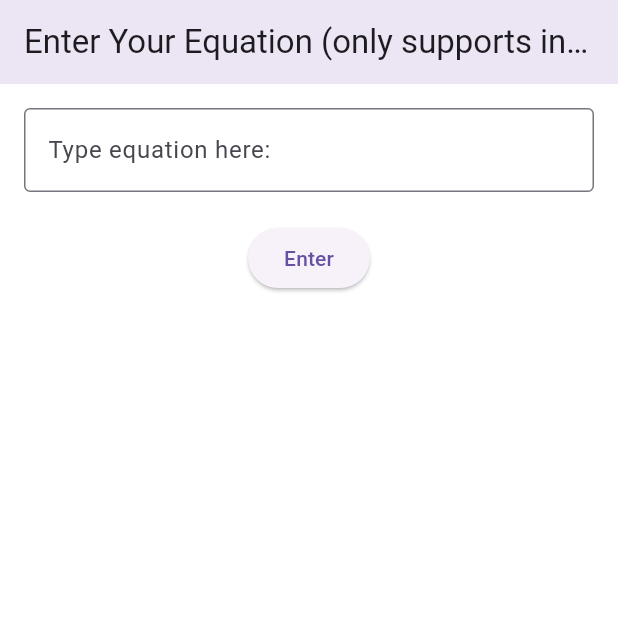
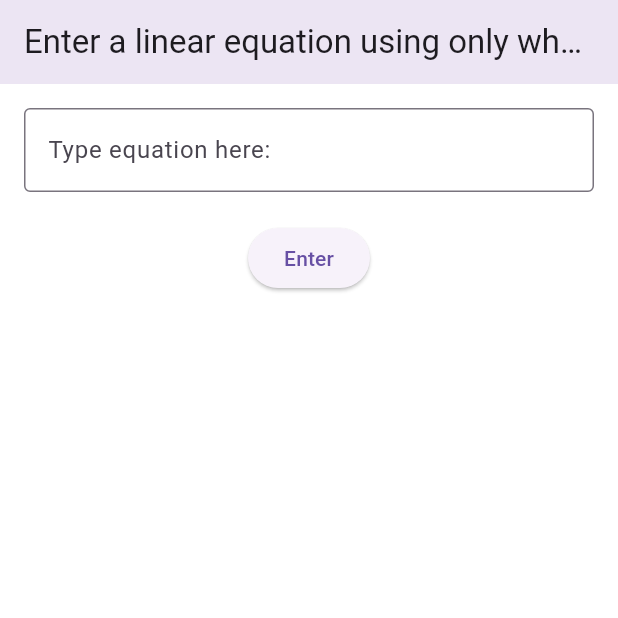
Before and after one commit to j-froment/Equation-Breaker, a Flutter app: the screen it shows after launch, on a phone screen of 412 x 824 dp, the top half of it. Run offline on Flutter 3.47's test engine with Material 3 defaults, Android fonts, the phone set to English and light mode, and no system bars.

Commit message:
more comments v2

```diff
--- a/lib/main.dart
+++ b/lib/main.dart
@@ -341,7 +341,7 @@ class _TextBoxExampleState extends State<TextBoxExample> {
  Widget build(BuildContext context) {
    return Scaffold(
      appBar: AppBar(
-       title: const Text('Enter Your Equation (only supports interger values):'),
+       title: const Text('Enter a linear equation using only whole-number values'),
              backgroundColor: Color.fromRGBO(236,229,243,1)),
 
 
@@ -433,7 +433,7 @@ class _EquationPageState extends State<EquationPage> {
 
 
 
-/// Checks the user's submitted answer against the correct value.
+/// Checks the user's submitted answer against the correct value for Step 1.
 /// @param _answerController.text - the text input from the user.
 /// If correct, navigates to StepTwoPage. If incorrect, displays
 /// a SnackBar message prompting the user to try again.
@@ -559,7 +559,10 @@ correctAnswer = leftSum - rightSum;
 
   }
 
-
+// Function to build the equation string for Step 2
+// This function constructs a string representation of the equation
+// by summing the x coefficients on the left side and subtracting
+// the x coefficients on the right side.
   String buildStep2Equation() {
   String result = '';
 
@@ -581,7 +584,9 @@ correctAnswer = leftSum - rightSum;
 
 
 
-
+// Function to check the user's answer for Step 2
+// Validates the user's input against the correct answer.
+// If correct, navigates to StepThreePage. If incorrect, displays a SnackBar message.
   void checkAnswer() {
     int? userAnswer = int.tryParse(_answerController.text);
     if (userAnswer != null && userAnswer == correctAnswer) {
@@ -722,7 +727,9 @@ void initState() {
 
 
 
-
+// Function to build the equation string for Step 3
+// Constructs the equation for the final step by dividing the sum of constants
+// by the sum of x coefficients. This represents solving for x.
   String buildStep3Equation() {
   int step1Right = getSum(constantsrightValues);
   int step1Left = getSum(constantsleftValues);
@@ -739,7 +746,9 @@ void initState() {
 
 
 
-
+// Function to check the user's answer for Step 3
+// Validates the user's input against the correct answer.
+// If correct, navigates to FinalAnswerPage. If incorrect, displays a SnackBar message.
   void checkAnswer() {
     int? userAnswer = int.tryParse(_answerController.text);
     if (userAnswer != null && userAnswer == correctAnswer) {
```
